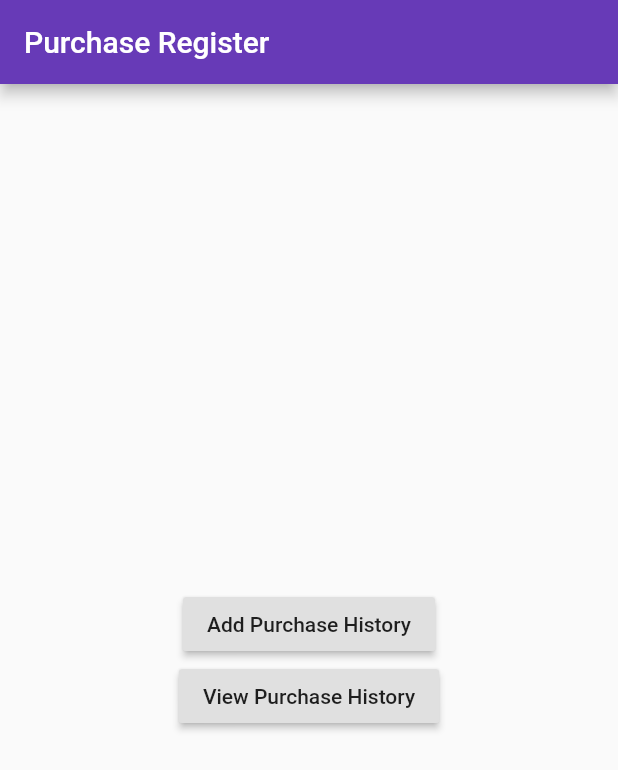
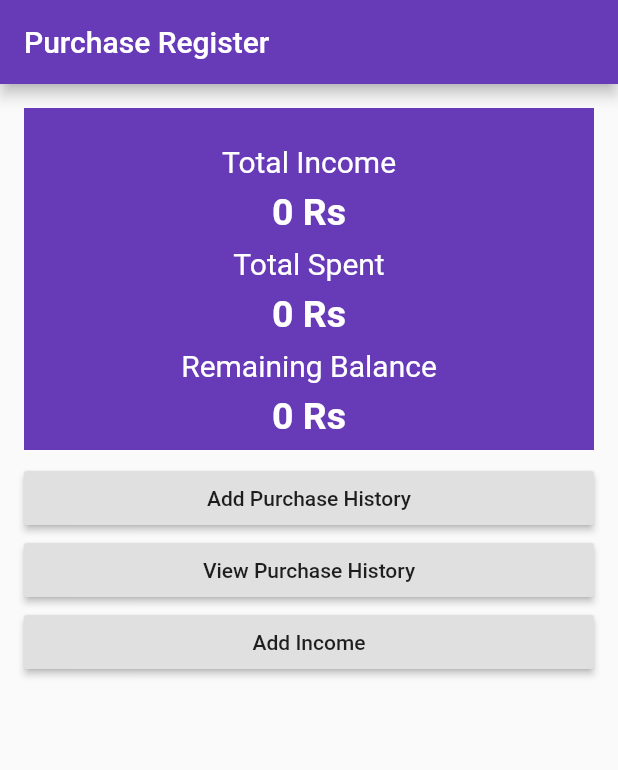
Before and after one commit to ameenmaheen/FlutterExpenseManager, a Flutter app: the screen it shows after launch, on a phone screen of 412 x 824 dp. Shown: the top 770 px of the screen. Run offline on Flutter 3.47's test engine with Material 2 defaults, Android fonts, the phone set to English and light mode, and no system bars; our stand-ins replace sqflite; accounts and stored records are empty.

Commit message:
1.Income,Spent,Balance details added to dash board. 2.Swipe to delete implemented.

```diff
--- a/lib/db/purchase_database.dart
+++ b/lib/db/purchase_database.dart
@@ -8,11 +8,17 @@ class PurchaseDatabase {
   static final String _databaseName = 'puchase.db';
   static final int _databaseVersion = 1;
 
-  static final _tableName = 'purchaseTbl';
+  static const _expenseTable = 'purchaseTbl';
+  static const _incomeTable = 'incomeTbl';
 
   static const ID = 'id';
   static const NAME = 'name';
   static const PRICE = 'price';
+  static const PURCHASE_DATE = 'purchaseDate';
+  static const BALANCE_INCOME = 'balanceIncome';
+
+  static const INCOME = 'income';
+  static const INCOME_DATE = 'incomeDate';
 
   static final PurchaseDatabase database = PurchaseDatabase._constructor();
 
@@ -35,21 +41,29 @@ class PurchaseDatabase {
   _initDb() async {
     final database = openDatabase(join(await getDatabasesPath(), _databaseName),
         onCreate: (db, version) {
-      return db.execute(
-        "CREATE TABLE $_tableName($ID INTEGER PRIMARY KEY AUTOINCREMENT, $NAME TEXT, $PRICE INTEGER)",
+      db.execute(
+        "CREATE TABLE $_incomeTable($ID INTEGER PRIMARY KEY AUTOINCREMENT, $INCOME_DATE TEXT, $INCOME INTEGER)",
+      );
+      db.execute(
+        "CREATE TABLE $_expenseTable($ID INTEGER PRIMARY KEY AUTOINCREMENT, $NAME TEXT, $PRICE INTEGER)",
       );
     }, version: _databaseVersion);
     return database;
   }
 
-  Future<int> insert(ItemModel model) async {
+  Future<int> insertPurchase(ItemModel model) async {
     Database db = await database.db;
-    return db.insert(_tableName, model.toMap());
+    return db.insert(_expenseTable, model.toMap());
+  }
+
+  Future<int> insertIncome(int income) async {
+    Database db = await database.db;
+    return db.insert(_expenseTable, {INCOME: income});
   }
 
   Future<List<ItemModel>> queryAllRows() async {
     Database db = await database.db;
-    List<Map<String, dynamic>> maps = await db.query(_tableName);
+    List<Map<String, dynamic>> maps = await db.query(_expenseTable);
     return List.generate(maps.length, (i) {
       return ItemModel(
         id: maps[i][ID],
@@ -58,4 +72,21 @@ class PurchaseDatabase {
       );
     });
   }
+
+  Future<int> deletePurchase(int id) async {
+    final db = await database.db;
+    return await db.delete(
+      _expenseTable,
+      where: "$ID = ?",
+      whereArgs: [id],
+    );
+  }
+
+  Future<int> getSumOfPurchases() async {
+    final db = await database.db;
+    List<Map<String, dynamic>> maps = await db
+        .rawQuery('SELECT SUM($PRICE)  as $BALANCE_INCOME FROM $_expenseTable');
+    int sum = maps.first[BALANCE_INCOME];
+    return sum;
+  }
 }
--- a/lib/purchase_home_page.dart
+++ b/lib/purchase_home_page.dart
@@ -1,33 +1,156 @@
+import 'package:demo_app/db/purchase_database.dart';
 import 'package:demo_app/purchase_entry_page.dart';
 import 'package:demo_app/purchase_list_page.dart';
 import 'package:flutter/cupertino.dart';
 import 'package:flutter/material.dart';
 
-class PurchaseHomePage extends StatelessWidget {
+class PurchaseHomePage extends StatefulWidget {
+  @override
+  _PurchaseHomePageState createState() => _PurchaseHomePageState();
+}
+
+class _PurchaseHomePageState extends State<PurchaseHomePage> {
+  int totalIncome = 0;
+  int totalSpent = 0;
+  int remainingIncome = 0;
+
+  @override
+  void initState() {
+    super.initState();
+    getSumOfPurchase();
+  }
+
+  void getSumOfPurchase() {
+    PurchaseDatabase().getSumOfPurchases().then((value) {
+      setState(() {
+        totalSpent = value;
+        remainingIncome = totalIncome - totalSpent;
+      });
+    });
+  }
+
   @override
   Widget build(BuildContext context) {
     return Container(
       padding: EdgeInsets.all(16.0),
-      child: Center(
+      child: getSummaryWidget(context),
+    );
+  }
+
+  Center getSummaryWidget(BuildContext context) {
+    return Center(
       child: Column(
+        crossAxisAlignment: CrossAxisAlignment.stretch,
+        mainAxisSize: MainAxisSize.max,
+        children: <Widget>[
+          getCreditWidget(),
+          Column(
             mainAxisAlignment: MainAxisAlignment.center,
-          crossAxisAlignment: CrossAxisAlignment.center,
+            crossAxisAlignment: CrossAxisAlignment.stretch,
             children: <Widget>[
+              SizedBox(
+                height: 8.0,
+              ),
               RaisedButton(
                 child: Text('Add Purchase History'),
                 onPressed: () {
-                Navigator.push(
-                    context,
-                    MaterialPageRoute(
-                        builder: (context) => PurchaseEntryPage()));
+                  addPurchase(context);
                 },
               ),
               RaisedButton(
                 child: Text('View Purchase History'),
                 onPressed: () {
-                Navigator.push(context,
-                    MaterialPageRoute(builder: (context) => PurchaseList()));
+                  gotoPurchaseList(context);
                 },
+              ),
+              RaisedButton(
+                child: Text('Add Income'),
+                onPressed: () {
+                  final snackBar = SnackBar(content: Text('Work In Progress'));
+                  Scaffold.of(context).showSnackBar(snackBar);
+                },
+              )
+            ],
+          ),
+        ],
+      ),
+    );
+  }
+
+  void gotoPurchaseList(BuildContext context) async {
+    bool result = await Navigator.push(
+        context, MaterialPageRoute(builder: (context) => PurchaseList()));
+    if (result) {
+      getSumOfPurchase();
+    }
+  }
+
+  void addPurchase(BuildContext context) async {
+    bool result = await Navigator.push(
+        context, MaterialPageRoute(builder: (context) => PurchaseEntryPage()));
+    if (result) {
+      getSumOfPurchase();
+    }
+  }
+
+  Widget getCreditWidget() {
+    return Container(
+      decoration:
+          BoxDecoration(color: Colors.deepPurple, shape: BoxShape.rectangle),
+      child: Padding(
+        padding: const EdgeInsets.all(8.0),
+        child: Column(
+          children: <Widget>[
+            SizedBox(
+              height: 16.0,
+            ),
+            Text(
+              'Total Income',
+              style: TextStyle(fontSize: 20.0, color: Colors.white),
+            ),
+            SizedBox(
+              height: 8.0,
+            ),
+            Text(
+              '$totalIncome Rs',
+              style: TextStyle(
+                  fontSize: 25.0,
+                  color: Colors.white,
+                  fontWeight: FontWeight.bold),
+            ),
+            SizedBox(
+              height: 8.0,
+            ),
+            Text(
+              'Total Spent',
+              style: TextStyle(fontSize: 20.0, color: Colors.white),
+            ),
+            SizedBox(
+              height: 8.0,
+            ),
+            Text(
+              '$totalSpent Rs',
+              style: TextStyle(
+                  fontSize: 25.0,
+                  color: Colors.white,
+                  fontWeight: FontWeight.bold),
+            ),
+            SizedBox(
+              height: 8.0,
+            ),
+            Text(
+              'Remaining Balance',
+              style: TextStyle(fontSize: 20.0, color: Colors.white),
+            ),
+            SizedBox(
+              height: 8.0,
+            ),
+            Text(
+              '$remainingIncome Rs',
+              style: TextStyle(
+                  fontSize: 25.0,
+                  color: Colors.white,
+                  fontWeight: FontWeight.bold),
             )
           ],
         ),
```
Also changed, not shown: lib/purchase_entry_page.dart (+14 -6 lines), lib/purchase_list_page.dart (+35 -3 lines). Lines whose indentation alone changed are shown as unchanged.
